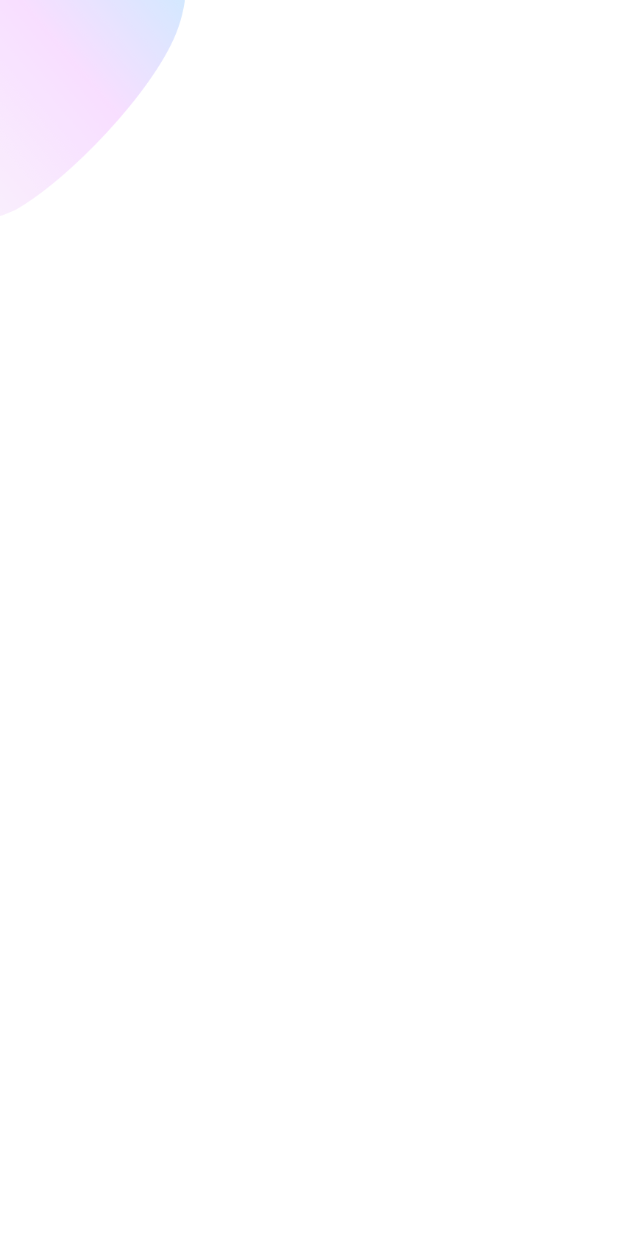
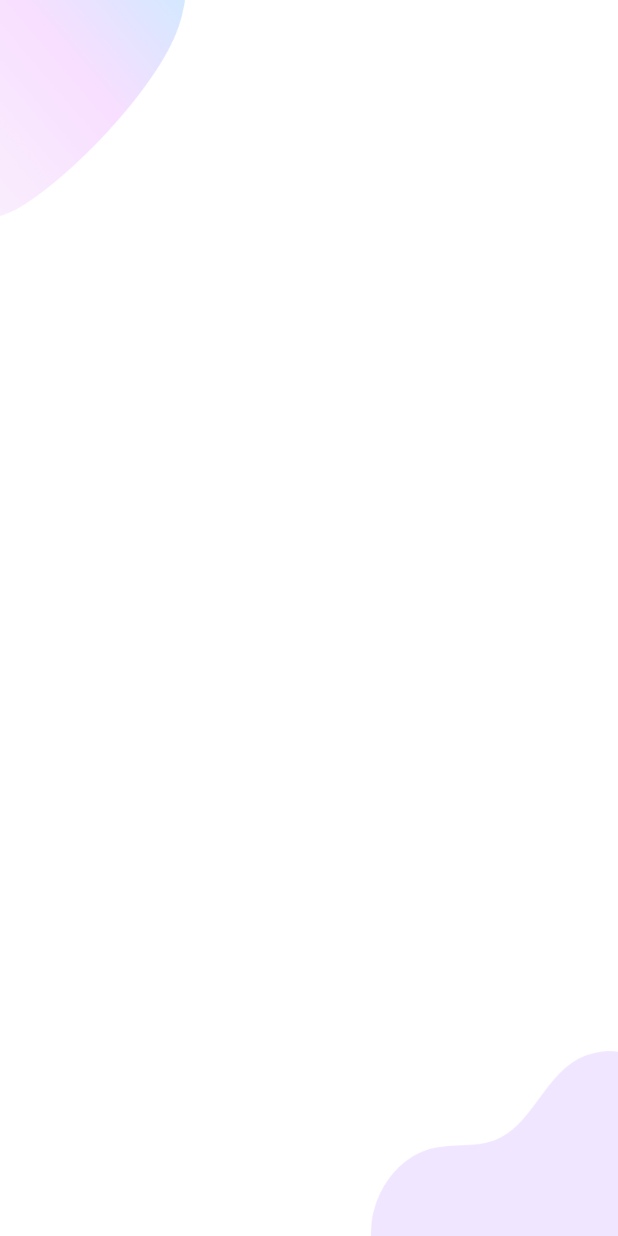
Before and after one commit to wendellarnald/flutter-login, a Flutter app: the screen it shows after launch, after a tap on "LOGIN", on a phone screen of 412 x 824 dp. Run offline on Flutter 3.47's test engine with Material 2 defaults, Android fonts, the phone set to English and light mode, and no system bars; our stand-ins replace flutter_svg.

Commit message:
Add bottom image in login page

```diff
--- a/lib/pages/login/login.page.dart
+++ b/lib/pages/login/login.page.dart
@@ -12,11 +12,21 @@ class LoginPage extends StatelessWidget {
         child: Stack(
           children: <Widget>[
             Positioned(
+              top: 0,
+              left: 0,
               child: Image.asset(
                 "assets/images/main_top.png",
                 width: size.width * 0.3,
               ),
-            )
+            ),
+            Positioned(
+              bottom: 0,
+              right: 0,
+              child: Image.asset(
+                "assets/images/login_bottom.png",
+                width: size.width * 0.4,
+              ),
+            ),
           ],
         ),
       ),
```
